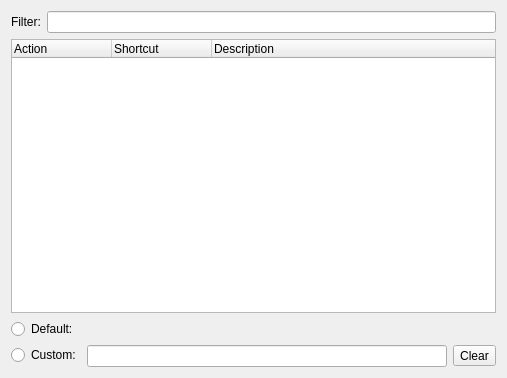
Above: editors/sc-ide/forms/settings_shortcuts.ui from supercollider/supercollider before the change. Below: the same form after it.
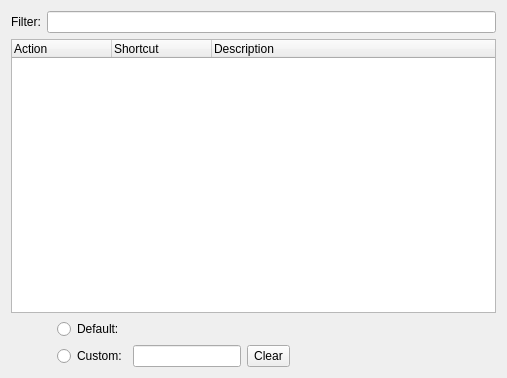
That is the form after the change. Custom widgets are drawn as their Qt base class.

Commit message: style: settings dialog cleanup

```diff
--- a/editors/sc-ide/forms/settings_shortcuts.ui
+++ b/editors/sc-ide/forms/settings_shortcuts.ui
@@ -49,30 +49,81 @@
    </item>
    <item>
     <layout class="QFormLayout" name="formLayout">
+     <property name="fieldGrowthPolicy">
+      <enum>QFormLayout::FieldsStayAtSizeHint</enum>
+     </property>
      <property name="labelAlignment">
       <set>Qt::AlignLeading|Qt::AlignLeft|Qt::AlignVCenter</set>
      </property>
-     <item row="0" column="0">
+     <item row="2" column="1">
+      <layout class="QHBoxLayout" name="horizontalLayout_2">
+       <item>
+        <spacer name="horizontalSpacer_2">
+         <property name="orientation">
+          <enum>Qt::Horizontal</enum>
+         </property>
+         <property name="sizeHint" stdset="0">
+          <size>
+           <width>40</width>
+           <height>20</height>
+          </size>
+         </property>
+        </spacer>
+       </item>
+       <item>
       <widget class="QRadioButton" name="defaultOpt">
+         <property name="sizePolicy">
+          <sizepolicy hsizetype="Minimum" vsizetype="Preferred">
+           <horstretch>0</horstretch>
+           <verstretch>0</verstretch>
+          </sizepolicy>
+         </property>
        <property name="text">
         <string>Default:</string>
        </property>
       </widget>
      </item>
-     <item row="0" column="1">
+       <item>
       <widget class="QLabel" name="defaultSeq"/>
      </item>
-     <item row="1" column="0">
+      </layout>
+     </item>
+     <item row="3" column="1">
+      <layout class="QHBoxLayout" name="horizontalLayout_2">
+       <item>
+        <spacer name="horizontalSpacer">
+         <property name="orientation">
+          <enum>Qt::Horizontal</enum>
+         </property>
+         <property name="sizeHint" stdset="0">
+          <size>
+           <width>40</width>
+           <height>20</height>
+          </size>
+         </property>
+        </spacer>
+       </item>
+       <item>
       <widget class="QRadioButton" name="customOpt">
+         <property name="sizePolicy">
+          <sizepolicy hsizetype="Minimum" vsizetype="Preferred">
+           <horstretch>0</horstretch>
+           <verstretch>0</verstretch>
+          </sizepolicy>
+         </property>
        <property name="text">
         <string>Custom:</string>
        </property>
       </widget>
      </item>
-     <item row="1" column="1">
-      <layout class="QHBoxLayout" name="horizontalLayout_2">
        <item>
         <widget class="ScIDE::KeySequenceEdit" name="customSeq">
+         <property name="sizePolicy">
+          <sizepolicy hsizetype="Expanding" vsizetype="Preferred">
+           <horstretch>0</horstretch>
+           <verstretch>0</verstretch>
+          </sizepolicy>
+         </property>
          <property name="readOnly">
           <bool>true</bool>
          </property>
@@ -80,6 +131,12 @@
        </item>
        <item>
         <widget class="QToolButton" name="clearSeq">
+         <property name="sizePolicy">
+          <sizepolicy hsizetype="Fixed" vsizetype="Preferred">
+           <horstretch>0</horstretch>
+           <verstretch>0</verstretch>
+          </sizepolicy>
+         </property>
          <property name="text">
           <string>Clear</string>
          </property>
```
Lines whose indentation alone changed are shown as unchanged. The commit also changes 2 other files.
